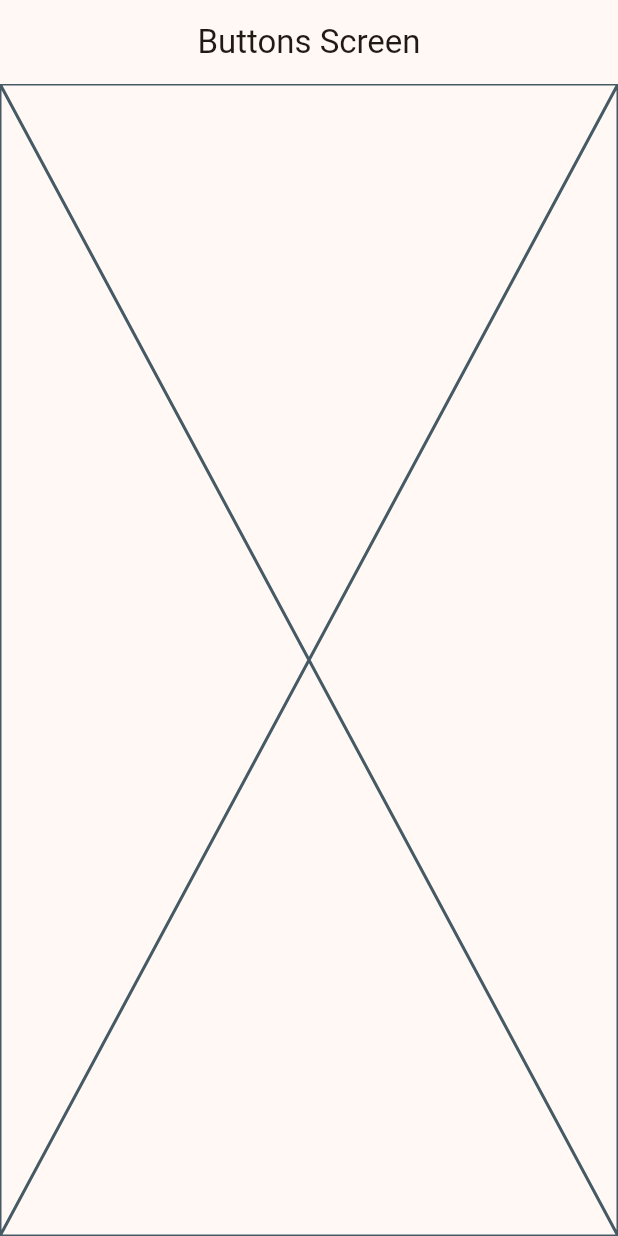
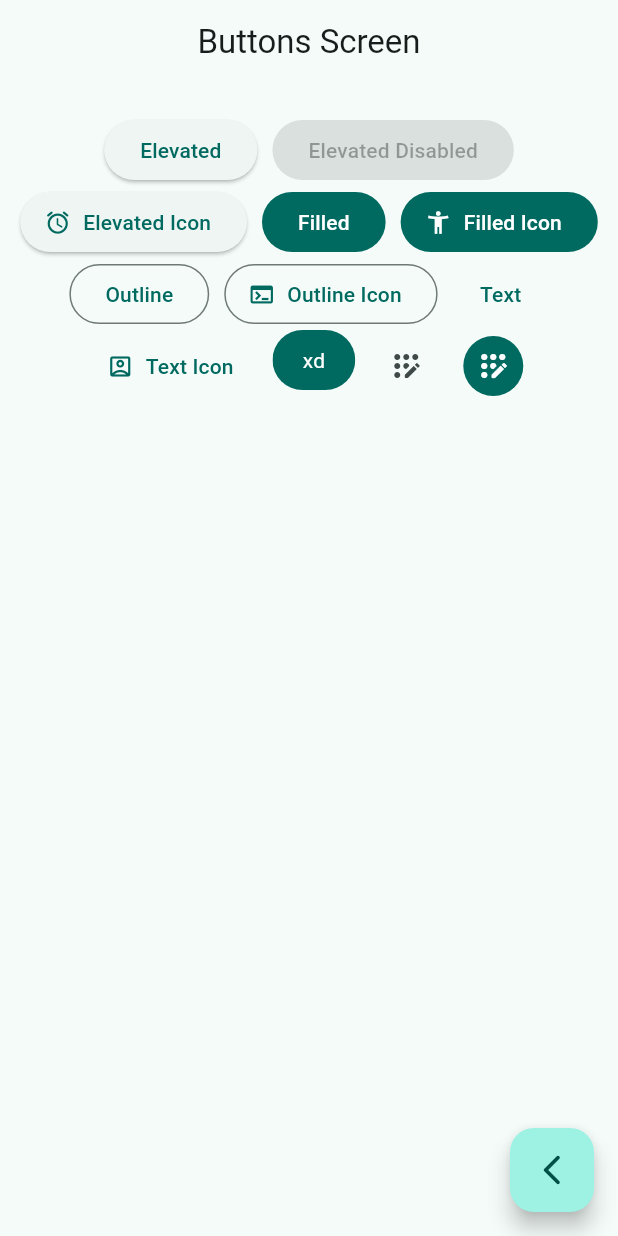
Before and after one commit to 720Cesar/flutter_widgets_app, a Flutter app: the ButtonsScreen screen opened by its route, on a phone screen of 412 x 824 dp. Run offline on Flutter 3.47's test engine with Material 3 defaults, Android fonts, the phone set to English and light mode, and no system bars; our stand-ins replace go_router.

Commit message:
buttons screen finished

```diff
--- a/lib/main.dart
+++ b/lib/main.dart
@@ -14,7 +14,7 @@ class MainApp extends StatelessWidget {
     return MaterialApp.router(
       routerConfig: appRouter, //Permite establecer las rutas de las pantallas
       debugShowCheckedModeBanner: false,
-      theme: AppTheme(selectedColor: 5).getTheme(),
+      theme: AppTheme(selectedColor: 1).getTheme(),
 
     );
   }
--- a/lib/presentation/screens/buttons/buttons_screen.dart
+++ b/lib/presentation/screens/buttons/buttons_screen.dart
@@ -1,4 +1,5 @@
 import 'package:flutter/material.dart';
+import 'package:go_router/go_router.dart';
 
 class ButtonsScreen extends StatelessWidget {
 
@@ -12,7 +13,103 @@ class ButtonsScreen extends StatelessWidget {
       appBar: AppBar(
         title: const Text("Buttons Screen"),
       ),
-      body: const Placeholder(),
+      body: const _ButtonsView(),
+      floatingActionButton: FloatingActionButton(
+        child: const Icon(Icons.arrow_back_ios_new_rounded),
+        onPressed: (){
+          context.pop();
+        },
+      ),
     );
   }
 }
+
+class _ButtonsView extends StatelessWidget {
+  const _ButtonsView();
+
+  @override
+  Widget build(BuildContext context) {
+
+    final colors = Theme.of(context).colorScheme;
+
+    return SizedBox(
+      child: SizedBox(
+        width: double.infinity, //Permite que el widget tome todo el espacio disponible
+        child: Padding(
+          padding: const EdgeInsets.symmetric(horizontal: 10, vertical: 20),
+          child: Wrap(
+            spacing: 10, //Añade un espacio entre los elementos
+            alignment: WrapAlignment.center, //Permite centrar los botones en la pantalla
+            children: [
+              ElevatedButton(onPressed: () {}, child: const Text("Elevated")),
+              const ElevatedButton(onPressed: null, child: Text("Elevated Disabled")),
+              ElevatedButton.icon(onPressed: (){},
+                icon: const Icon(Icons.access_alarm_rounded),
+                label: const Text("Elevated Icon"),
+              ),
+
+              FilledButton(onPressed: (){}, child: const Text("Filled")),
+              FilledButton.icon(
+                onPressed: (){},
+                icon: const Icon(Icons.accessibility_new),
+                label: const Text("Filled Icon"),
+              ),
+
+              OutlinedButton(onPressed: (){}, child: const Text("Outline")),
+              OutlinedButton.icon(
+                onPressed: (){},
+                label: const Text("Outline Icon"),
+                icon: const Icon(Icons.terminal),
+              ),
+
+              TextButton(onPressed: (){}, child: const Text("Text")),
+              TextButton.icon(
+                onPressed: (){},
+                label: const Text("Text Icon"),
+                icon: const Icon(Icons.account_box_outlined),
+              ),
+
+              const CustomButton(),
+
+              IconButton(onPressed: (){}, icon: const Icon(Icons.app_registration_rounded)),
+              IconButton(
+                onPressed: (){},
+                icon: const Icon(Icons.app_registration_rounded),
+                style: ButtonStyle(
+                  backgroundColor: MaterialStatePropertyAll(colors.primary),
+                  iconColor: MaterialStatePropertyAll(Colors.white),
+                ),
+              ),
+
+
+            ],
+          ),
+        ),
+      ),
+    );
+  }
+}
+
+class CustomButton extends StatelessWidget {
+  const CustomButton({super.key});
+
+  @override
+  Widget build(BuildContext context) {
+
+    final colors = Theme.of(context).colorScheme;
+
+    return ClipRRect(
+      borderRadius: BorderRadius.circular(20),
+      child: Material(
+        color: colors.primary,
+        child: InkWell( //Widget que permite tocar el botón
+          onTap: (){},
+          child: const Padding(
+            padding: EdgeInsets.symmetric(horizontal: 20, vertical: 10),
+            child: Text("xd", style: TextStyle(color: Colors.white),),
+          ),
+        ),
+      ),
+    );
+  }
+}
```
